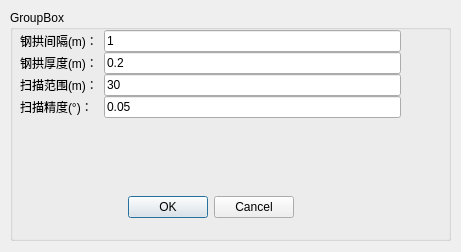
This is paramdialog.ui in Neim-z-young/steel-arch-recognition-qt as Qt 5 draws it before an edit. The edited form follows.
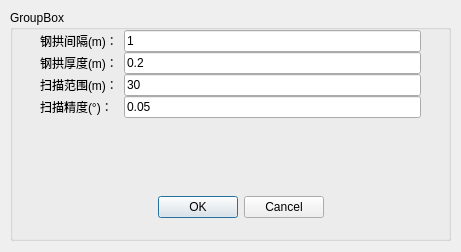
This is the edited form.

Commit message: 修改qt界面，完善程序功能。在关闭程序时有个bug无法解决，这将造成core dump

Patch:
```diff
--- a/paramdialog.ui
+++ b/paramdialog.ui
@@ -10,6 +10,12 @@
     <height>252</height>
    </rect>
   </property>
+  <property name="sizePolicy">
+   <sizepolicy hsizetype="Fixed" vsizetype="Fixed">
+    <horstretch>0</horstretch>
+    <verstretch>0</verstretch>
+   </sizepolicy>
+  </property>
   <property name="windowTitle">
    <string>Dialog</string>
   </property>
@@ -28,7 +34,7 @@
    <widget class="QWidget" name="formLayoutWidget">
     <property name="geometry">
      <rect>
-      <x>10</x>
+      <x>30</x>
       <y>20</y>
       <width>381</width>
       <height>141</height>
@@ -108,7 +114,7 @@
    <widget class="QDialogButtonBox" name="buttonBox">
     <property name="geometry">
      <rect>
-      <x>110</x>
+      <x>140</x>
       <y>180</y>
       <width>174</width>
       <height>34</height>
```
The commit also changes 6 other files.
